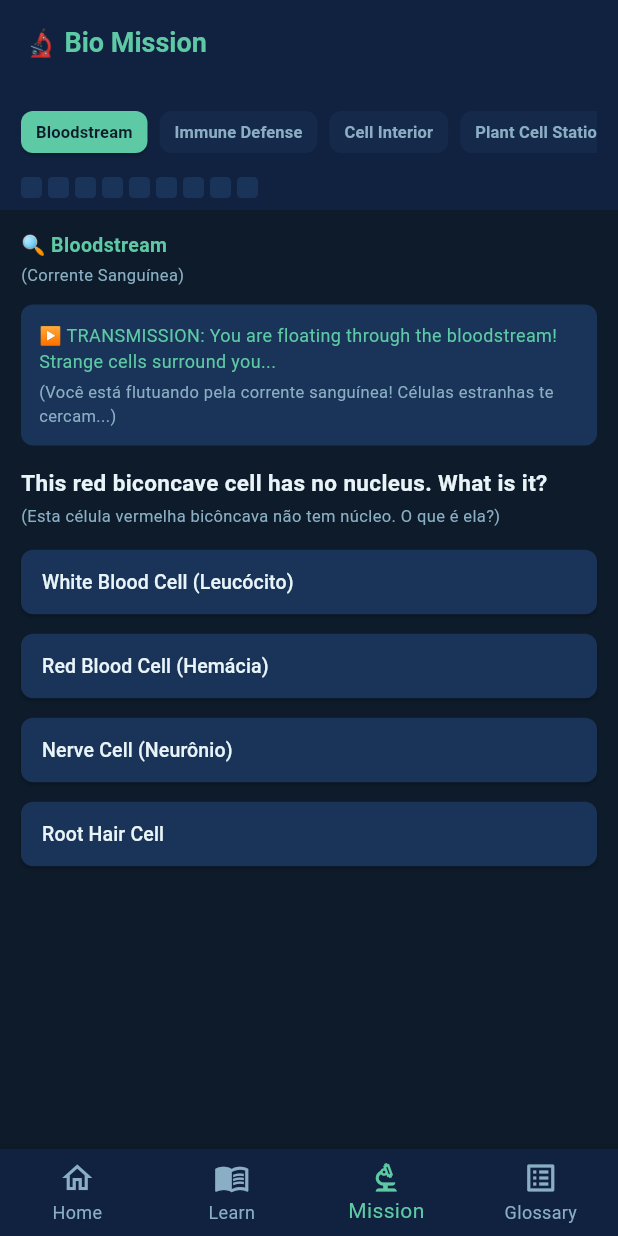
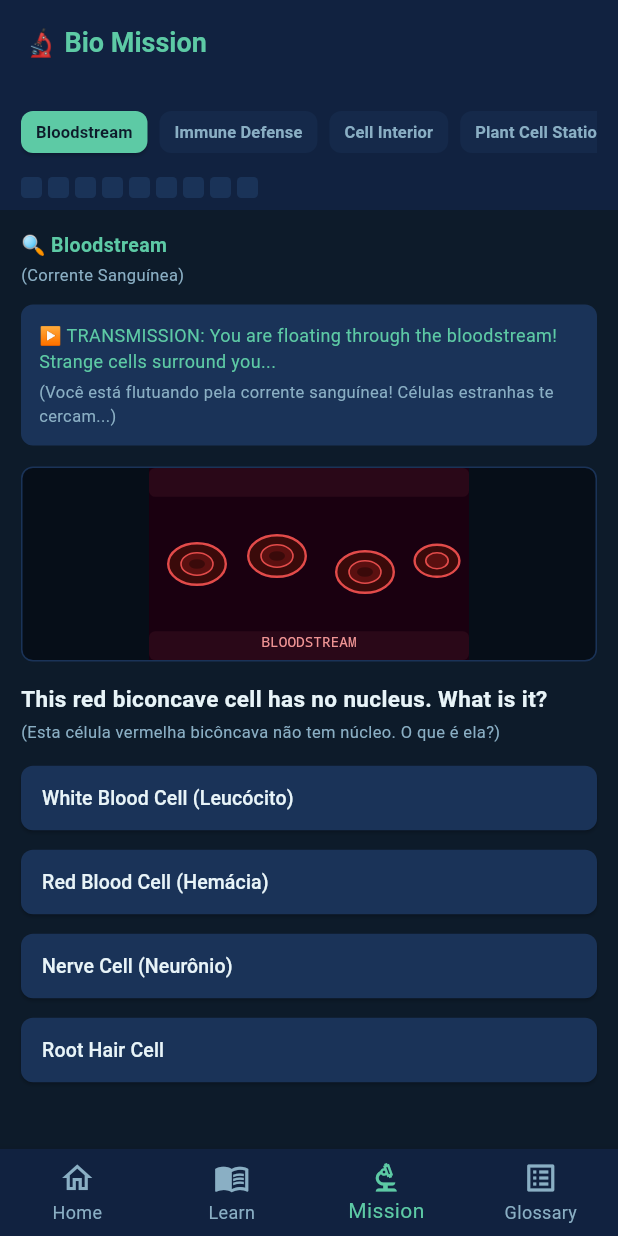
Before and after one commit to Uriik/science_study_hub, a Flutter app: the screen it shows after launch, item 3 of the bottom bar chosen, on a phone screen of 412 x 824 dp. Run offline on Flutter 3.47's test engine with Material 3 defaults, Android fonts, the phone set to English and light mode, and no system bars; our stand-ins replace flutter_svg, shared_preferences.

Commit message:
feat: add SVG scene illustrations to game zones - Add flutter_svg ^2.0.0 dependency to pubspec.yaml - New lib/data/svg_provider.dart with all 9 zone scene SVGs:   blood, immune, cell, plant, organisation, lung, mrsgren, foodweb, eco - game_screen.dart now renders a 130px scene image between the   transmission box and the question for every zone

```diff
--- /dev/null
+++ b/lib/data/svg_provider.dart
@@ -0,0 +1,165 @@
+// SVG scene illustrations for the Bio Mission game zones.
+// Each entry corresponds to a GameZone.svgId value.
+class SvgProvider {
+  static String getSvg(String id) => _svgMap[id] ?? '';
+
+  static const Map<String, String> _svgMap = {
+    'blood_svg': '''<svg viewBox="0 0 200 120" xmlns="http://www.w3.org/2000/svg">
+<rect width="200" height="120" fill="#1a0010"/>
+<rect x="0" y="0"  width="200" height="18" fill="#2a0818" rx="4"/>
+<rect x="0" y="102" width="200" height="18" fill="#2a0818" rx="4"/>
+<ellipse cx="30"  cy="60" rx="18" ry="13" fill="#3a0a0a" stroke="#E24B4A" stroke-width="1.5"/>
+<ellipse cx="30"  cy="60" rx="10" ry="7"  fill="#5a1010" stroke="#E24B4A" stroke-width="1"/>
+<ellipse cx="30"  cy="60" rx="5"  ry="3"  fill="#3a0a0a"/>
+<ellipse cx="80"  cy="55" rx="18" ry="13" fill="#3a0a0a" stroke="#E24B4A" stroke-width="1.5"/>
+<ellipse cx="80"  cy="55" rx="10" ry="7"  fill="#5a1010" stroke="#E24B4A" stroke-width="1"/>
+<ellipse cx="80"  cy="55" rx="5"  ry="3"  fill="#3a0a0a"/>
+<ellipse cx="135" cy="65" rx="18" ry="13" fill="#3a0a0a" stroke="#E24B4A" stroke-width="1.5"/>
+<ellipse cx="135" cy="65" rx="10" ry="7"  fill="#5a1010" stroke="#E24B4A" stroke-width="1"/>
+<ellipse cx="135" cy="65" rx="5"  ry="3"  fill="#3a0a0a"/>
+<ellipse cx="180" cy="58" rx="14" ry="10" fill="#3a0a0a" stroke="#E24B4A" stroke-width="1.5"/>
+<ellipse cx="180" cy="58" rx="7"  ry="5"  fill="#5a1010" stroke="#E24B4A" stroke-width="1"/>
+<text x="100" y="112" text-anchor="middle" font-family="monospace" font-size="9" fill="#F09595">BLOODSTREAM</text>
+</svg>''',
+
+    'immune_svg': '''<svg viewBox="0 0 200 120" xmlns="http://www.w3.org/2000/svg">
+<rect width="200" height="120" fill="#060e18"/>
+<path d="M80 60 Q90 35 110 40 Q135 30 145 55 Q158 75 140 90 Q120 105 95 95 Q68 88 68 72 Q65 62 80 60Z" fill="#112240" stroke="#378ADD" stroke-width="2"/>
+<ellipse cx="110" cy="65" rx="18" ry="14" fill="#1a3a6a" stroke="#378ADD" stroke-width="1.5"/>
+<ellipse cx="110" cy="65" rx="10" ry="8"  fill="#264d8a" stroke="#85B7EB" stroke-width="1"/>
+<circle cx="60" cy="55" r="10" fill="#3a0808" stroke="#E24B4A" stroke-width="1.5"/>
+<line x1="56" y1="48" x2="52" y2="42" stroke="#E24B4A" stroke-width="1.5" stroke-linecap="round"/>
+<circle cx="52" cy="40" r="3" fill="#E24B4A"/>
+<line x1="64" y1="48" x2="68" y2="42" stroke="#E24B4A" stroke-width="1.5" stroke-linecap="round"/>
+<circle cx="70" cy="40" r="3" fill="#E24B4A"/>
+<path d="M72 56 Q68 56 68 58" fill="none" stroke="#378ADD" stroke-width="1.5" stroke-dasharray="3,2"/>
+<text x="100" y="114" text-anchor="middle" font-family="monospace" font-size="9" fill="#85B7EB">IMMUNE DEFENSE</text>
+</svg>''',
+
+    'cell_svg': '''<svg viewBox="0 0 200 120" xmlns="http://www.w3.org/2000/svg">
+<rect width="200" height="120" fill="#060e18"/>
+<ellipse cx="100" cy="60" rx="90" ry="52" fill="#0d1e35" stroke="#85B7EB" stroke-width="1.5" stroke-dasharray="5,3"/>
+<ellipse cx="80" cy="58" rx="22" ry="18" fill="#112240" stroke="#85B7EB" stroke-width="1.5" stroke-dasharray="4,3"/>
+<ellipse cx="80" cy="58" rx="12" ry="10" fill="#1a3a6a" stroke="#85B7EB" stroke-width="1"/>
+<text x="80" y="62" text-anchor="middle" font-family="monospace" font-size="7" fill="#B5D4F4">DNA</text>
+<ellipse cx="145" cy="48" rx="20" ry="12" fill="#1a1200" stroke="#EF9F27" stroke-width="1.5"/>
+<path d="M128 48 Q136 40 144 48 Q152 56 160 48" fill="none" stroke="#EF9F27" stroke-width="1.5" stroke-linecap="round"/>
+<text x="145" y="70" text-anchor="middle" font-family="monospace" font-size="8" fill="#FAC775">ATP</text>
+<text x="100" y="114" text-anchor="middle" font-family="monospace" font-size="9" fill="#85B7EB">CELL INTERIOR</text>
+</svg>''',
+
+    'plant_svg': '''<svg viewBox="0 0 200 120" xmlns="http://www.w3.org/2000/svg">
+<rect width="200" height="120" fill="#060e18"/>
+<rect x="4" y="10" width="90" height="90" rx="4" fill="#0d2b07" stroke="#639922" stroke-width="2"/>
+<ellipse cx="49" cy="55" rx="28" ry="26" fill="#071a04" stroke="#3B6D11" stroke-width="1.2" stroke-dasharray="3,2"/>
+<ellipse cx="22" cy="28" rx="9" ry="5" fill="#1a3a07" stroke="#97C459" stroke-width="1"/>
+<ellipse cx="75" cy="24" rx="9" ry="5" fill="#1a3a07" stroke="#97C459" stroke-width="1"/>
+<ellipse cx="15" cy="78" rx="8" ry="5" fill="#1a3a07" stroke="#97C459" stroke-width="1"/>
+<ellipse cx="78" cy="82" rx="8" ry="5" fill="#1a3a07" stroke="#97C459" stroke-width="1"/>
+<ellipse cx="49" cy="55" rx="8" ry="7" fill="#112240" stroke="#85B7EB" stroke-width="1"/>
+<text x="49" y="106" text-anchor="middle" font-family="monospace" font-size="7" fill="#97C459">PLANT CELL</text>
+<line x1="100" y1="8" x2="100" y2="112" stroke="#5DCAA5" stroke-width="1" stroke-dasharray="4,3"/>
+<ellipse cx="151" cy="55" rx="42" ry="40" fill="#0d1e35" stroke="#85B7EB" stroke-width="1.5" stroke-dasharray="4,3"/>
+<ellipse cx="151" cy="55" rx="17" ry="14" fill="#112240" stroke="#85B7EB" stroke-width="1.5"/>
+<ellipse cx="151" cy="55" rx="9" ry="7"  fill="#1a3a6a" stroke="#85B7EB" stroke-width="1"/>
+<ellipse cx="122" cy="38" rx="12" ry="6" fill="#1a1200" stroke="#EF9F27" stroke-width="1"/>
+<ellipse cx="176" cy="70" rx="12" ry="6" fill="#1a1200" stroke="#EF9F27" stroke-width="1"/>
+<text x="151" y="106" text-anchor="middle" font-family="monospace" font-size="7" fill="#85B7EB">ANIMAL CELL</text>
+</svg>''',
+
+    'organisation_svg': '''<svg viewBox="0 0 200 120" xmlns="http://www.w3.org/2000/svg">
+<rect width="200" height="120" fill="#060e18"/>
+<rect x="72" y="8"  width="56" height="18" rx="4" fill="#1a1200" stroke="#5DCAA5" stroke-width="1.5"/>
+<text x="100" y="21" text-anchor="middle" font-family="monospace" font-size="8" fill="#9FE1CB">CELL</text>
+<line x1="100" y1="26" x2="100" y2="32" stroke="#5DCAA5" stroke-width="1.5"/>
+<rect x="52" y="32" width="96" height="16" rx="4" fill="#1a1200" stroke="#EF9F27" stroke-width="1.5"/>
+<text x="100" y="44" text-anchor="middle" font-family="monospace" font-size="8" fill="#FAC775">TISSUE</text>
+<line x1="100" y1="48" x2="100" y2="54" stroke="#5DCAA5" stroke-width="1.5"/>
+<rect x="30" y="54" width="140" height="16" rx="4" fill="#2a1a00" stroke="#EF9F27" stroke-width="1.5"/>
+<text x="100" y="66" text-anchor="middle" font-family="monospace" font-size="8" fill="#FAC775">ORGAN (lungs)</text>
+<line x1="100" y1="70" x2="100" y2="76" stroke="#5DCAA5" stroke-width="1.5"/>
+<rect x="8"  y="76" width="184" height="18" rx="4" fill="#3a2000" stroke="#BA7517" stroke-width="1.5"/>
+<text x="100" y="89" text-anchor="middle" font-family="monospace" font-size="8" fill="#FAC775">ORGANISM</text>
+<text x="100" y="114" text-anchor="middle" font-family="monospace" font-size="8" fill="#EF9F27">BODY HIERARCHY</text>
+</svg>''',
+
+    'lung_svg': '''<svg viewBox="0 0 200 120" xmlns="http://www.w3.org/2000/svg">
+<rect width="200" height="120" fill="#060e18"/>
+<path d="M30 80 Q20 50 35 30 Q50 15 65 30 Q75 45 70 80Z" fill="#1a1a3a" stroke="#AFA9EC" stroke-width="1.5"/>
+<path d="M170 80 Q180 50 165 30 Q150 15 135 30 Q125 45 130 80Z" fill="#1a1a3a" stroke="#AFA9EC" stroke-width="1.5"/>
+<rect x="92" y="5" width="16" height="30" rx="8" fill="#112240" stroke="#85B7EB" stroke-width="1.5"/>
+<circle cx="55" cy="55" r="10" fill="#2a0a0a" stroke="#F0997B" stroke-width="1.5"/>
+<circle cx="55" cy="55" r="6"  fill="#4a1810"/>
+<line x1="55" y1="43" x2="55" y2="38" stroke="#F0997B" stroke-width="1.5" stroke-linecap="round"/>
+<circle cx="55" cy="36" r="2.5" fill="#F0997B"/>
+<line x1="65" y1="52" x2="70" y2="49" stroke="#F0997B" stroke-width="1.5" stroke-linecap="round"/>
+<circle cx="72" cy="47" r="2.5" fill="#F0997B"/>
+<circle cx="145" cy="52" r="9" fill="#2a0a0a" stroke="#F0997B" stroke-width="1.5"/>
+<circle cx="145" cy="52" r="5" fill="#4a1810"/>
+<line x1="145" y1="41" x2="145" y2="36" stroke="#F0997B" stroke-width="1.5" stroke-linecap="round"/>
+<circle cx="145" cy="34" r="2.5" fill="#F0997B"/>
+<text x="100" y="114" text-anchor="middle" font-family="monospace" font-size="9" fill="#AFA9EC">LUNG TISSUE</text>
+</svg>''',
+
+    'mrsgren_svg': '''<svg viewBox="0 0 200 120" xmlns="http://www.w3.org/2000/svg">
+<rect width="200" height="120" fill="#060e18"/>
+<rect x="8" y="6" width="184" height="96" rx="8" fill="#0d2b1a" stroke="#5DCAA5" stroke-width="1.5"/>
+<text x="100" y="26" text-anchor="middle" font-family="monospace" font-size="14" font-weight="bold" fill="#5DCAA5">MRS GREN</text>
+<text x="18" y="44" font-family="monospace" font-size="8" fill="#9FE1CB">M - Movement</text>
+<text x="18" y="57" font-family="monospace" font-size="8" fill="#9FE1CB">R - Respiration</text>
+<text x="18" y="70" font-family="monospace" font-size="8" fill="#9FE1CB">S - Sensitivity</text>
+<text x="18" y="83" font-family="monospace" font-size="8" fill="#9FE1CB">G - Growth</text>
+<text x="108" y="44" font-family="monospace" font-size="8" fill="#9FE1CB">R - Reproduction</text>
+<text x="108" y="57" font-family="monospace" font-size="8" fill="#9FE1CB">E - Excretion</text>
+<text x="108" y="70" font-family="monospace" font-size="8" fill="#9FE1CB">N - Nutrition</text>
+<circle cx="170" cy="84" r="10" fill="#2a0a0a" stroke="#F0997B" stroke-width="1.5"/>
+<line x1="170" y1="72" x2="170" y2="68" stroke="#F0997B" stroke-width="1.5"/>
+<circle cx="170" cy="66" r="2.5" fill="#F0997B"/>
+<text x="100" y="114" text-anchor="middle" font-family="monospace" font-size="8" fill="#5DCAA5">MRS GREN LAB</text>
+</svg>''',
+
+    'foodweb_svg': '''<svg viewBox="0 0 200 120" xmlns="http://www.w3.org/2000/svg">
+<rect width="200" height="120" fill="#060e18"/>
+<rect x="0" y="94" width="200" height="26" fill="#0d1a07"/>
+<rect x="10" y="64" width="5" height="30" fill="#3a6010" rx="2"/>
+<ellipse cx="12" cy="57" rx="11" ry="10" fill="#1a4005" stroke="#639922" stroke-width="1.5"/>
+<text x="12" y="110" text-anchor="middle" font-family="monospace" font-size="6" fill="#97C459">Producer</text>
+<line x1="24" y1="82" x2="42" y2="82" stroke="#5DCAA5" stroke-width="1.5" marker-end="url(#fw)"/>
+<circle cx="52" cy="80" r="10" fill="#1a3010" stroke="#97C459" stroke-width="1.5"/>
+<circle cx="64" cy="80" r="8"  fill="#1a3010" stroke="#97C459" stroke-width="1"/>
+<circle cx="74" cy="80" r="6"  fill="#1a3010" stroke="#97C459" stroke-width="1"/>
+<text x="60" y="110" text-anchor="middle" font-family="monospace" font-size="6" fill="#97C459">1 Consumer</text>
+<line x1="81" y1="80" x2="98" y2="74" stroke="#5DCAA5" stroke-width="1.5" marker-end="url(#fw)"/>
+<ellipse cx="113" cy="66" rx="14" ry="9" fill="#2a1a00" stroke="#EF9F27" stroke-width="1.5"/>
+<circle cx="126" cy="63" r="6" fill="#3a2a05" stroke="#EF9F27" stroke-width="1.5"/>
+<path d="M130 63 L138 60 L133 66Z" fill="#EF9F27"/>
+<text x="113" y="88" text-anchor="middle" font-family="monospace" font-size="6" fill="#FAC775">2 Consumer</text>
+<line x1="140" y1="60" x2="156" y2="50" stroke="#5DCAA5" stroke-width="1.5" marker-end="url(#fw)"/>
+<ellipse cx="172" cy="40" rx="18" ry="12" fill="#1a0808" stroke="#E24B4A" stroke-width="1.5"/>
+<circle cx="188" cy="35" r="8" fill="#2a0a0a" stroke="#E24B4A" stroke-width="1.5"/>
+<path d="M193 35 L200 31 L196 39Z" fill="#E24B4A"/>
+<text x="172" y="62" text-anchor="middle" font-family="monospace" font-size="6" fill="#F09595">3 Consumer</text>
+<defs><marker id="fw" viewBox="0 0 10 10" refX="8" refY="5" markerWidth="5" markerHeight="5" orient="auto"><path d="M2 1L8 5L2 9" fill="none" stroke="#5DCAA5" stroke-width="1.5"/></marker></defs>
+<text x="100" y="118" text-anchor="middle" font-family="monospace" font-size="8" fill="#5DCAA5">FOOD WEB JUNCTION</text>
+</svg>''',
+
+    'eco_svg': '''<svg viewBox="0 0 200 120" xmlns="http://www.w3.org/2000/svg">
+<rect width="200" height="120" fill="#060e18"/>
+<rect x="0" y="88" width="200" height="32" fill="#0d1a07"/>
+<rect x="18" y="58" width="6" height="30" fill="#3a6010" rx="2"/>
+<ellipse cx="21" cy="52" rx="14" ry="12" fill="#1a4005" stroke="#639922" stroke-width="1.5"/>
+<ellipse cx="21" cy="48" rx="9"  ry="7"  fill="#2a5a08"/>
+<circle cx="75" cy="82" r="8"  fill="#1a3010" stroke="#97C459" stroke-width="1.5"/>
+<circle cx="89" cy="82" r="7"  fill="#1a3010" stroke="#97C459" stroke-width="1"/>
+<circle cx="102" cy="82" r="6"  fill="#1a3010" stroke="#97C459" stroke-width="1"/>
+<circle cx="113" cy="79" r="7"  fill="#2a4018" stroke="#97C459" stroke-width="1.5"/>
+<ellipse cx="165" cy="62" rx="14" ry="10" fill="#2a1a00" stroke="#EF9F27" stroke-width="1.5"/>
+<circle  cx="178" cy="60" r="7" fill="#3a2a05" stroke="#EF9F27" stroke-width="1.5"/>
+<path d="M182 60 L190 57 L185 62Z" fill="#EF9F27"/>
+<line x1="36" y1="82" x2="64" y2="82" stroke="#5DCAA5" stroke-width="1.5" marker-end="url(#arr)"/>
+<line x1="122" y1="75" x2="148" y2="68" stroke="#5DCAA5" stroke-width="1.5" marker-end="url(#arr)"/>
+<defs><marker id="arr" viewBox="0 0 10 10" refX="8" refY="5" markerWidth="5" markerHeight="5" orient="auto"><path d="M2 1L8 5L2 9" fill="none" stroke="#5DCAA5" stroke-width="1.5"/></marker></defs>
+<text x="100" y="114" text-anchor="middle" font-family="monospace" font-size="9" fill="#9FE1CB">ECOSYSTEM EXIT</text>
+</svg>''',
+  };
+}
--- a/lib/screens/game_screen.dart
+++ b/lib/screens/game_screen.dart
@@ -1,5 +1,7 @@
 import 'package:flutter/material.dart';
+import 'package:flutter_svg/flutter_svg.dart';
 import '../data/content_repository.dart';
+import '../data/svg_provider.dart';
 import '../models/models.dart';
 
 class GameScreen extends StatefulWidget {
@@ -188,6 +190,9 @@ class _GameScreenState extends State<GameScreen> {
         ),
         const SizedBox(height: 14),
 
+        // Scene illustration
+        _buildSceneImage(zone.svgId),
+
         // Question
         Text(zone.q,
             style: const TextStyle(
@@ -279,6 +284,26 @@ class _GameScreenState extends State<GameScreen> {
     );
   }
 
+  Widget _buildSceneImage(String svgId) {
+    final svgContent = SvgProvider.getSvg(svgId);
+    if (svgContent.isEmpty) return const SizedBox.shrink();
+    return Container(
+      width: double.infinity,
+      height: 130,
+      margin: const EdgeInsets.only(bottom: 14),
+      clipBehavior: Clip.hardEdge,
+      decoration: BoxDecoration(
+        color: const Color(0xFF060e18),
+        borderRadius: BorderRadius.circular(8),
+        border: Border.all(color: const Color(0xFF1a3358), width: 1),
+      ),
+      child: SvgPicture.string(
+        svgContent,
+        fit: BoxFit.contain,
+      ),
+    );
+  }
+
   Color _getOptionColor(GameZone zone, int i) {
     if (!_zoneAnswered) return const Color(0xFF1a3358);
     if (i == zone.ans) return const Color(0xFF5DCAA5).withOpacity(0.3);
--- a/pubspec.yaml
+++ b/pubspec.yaml
@@ -10,6 +10,7 @@ dependencies:
   flutter:
     sdk: flutter
   shared_preferences: ^2.3.2
+  flutter_svg: ^2.0.0
 
 dev_dependencies:
   flutter_test:
```
